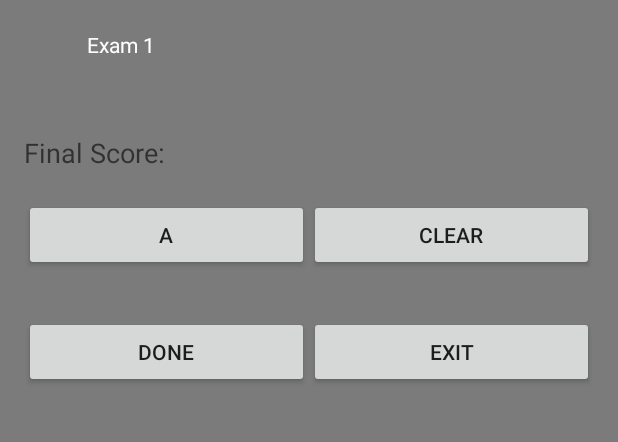
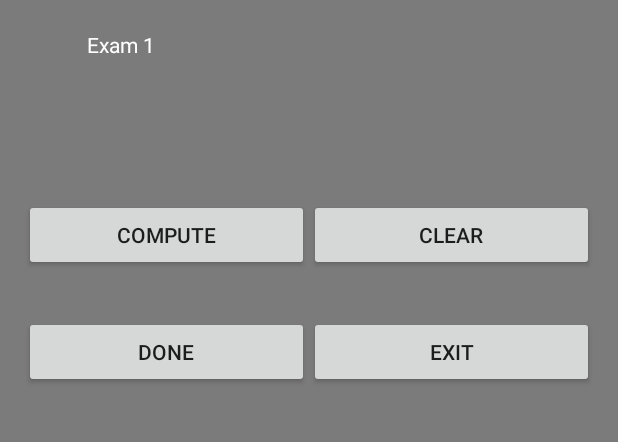
Before and after one commit to GhaffarSherif/Android1, an Android app: the screen it shows after launch (MainActivity), after a tap on "COMPUTE", on a phone screen of 412 x 824 dp, the part 558-1000 px from its top. Run offline under Robolectric (Android 15) with nearby library versions, the phone set to English and light mode, and no system bars.

Commit message:
So many things
Signed-off-by: sherif ghaffar <sherif-99@hotmail.com>

```diff
--- a/app/src/main/java/com/example/cstuser/assignment1/MainActivity.java
+++ b/app/src/main/java/com/example/cstuser/assignment1/MainActivity.java
@@ -6,12 +6,16 @@ import android.view.Menu;
 import android.view.MenuItem;
 import android.view.View;
 import android.widget.*;
+import packFinals.InterFinals;
+import packFinals.clsFinals;
+
+import java.util.ArrayList;
 
 
-public class MainActivity extends ActionBarActivity implements View.OnClickListener, RadioGroup.OnCheckedChangeListener {
+public class MainActivity extends ActionBarActivity implements View.OnClickListener, RadioGroup.OnCheckedChangeListener, InterFinals {
     // Declaring Arrays for course
-    String[] programming1;
-    String[] programming2;
+    ArrayList<String> prog1Course;
+    ArrayList<String> prog2Course;
     // Declaring widgets
     Button compute;
     Button clear;
@@ -23,6 +27,7 @@ public class MainActivity extends ActionBarActivity implements View.OnClickListe
     TextView eval1;
     TextView eval2;
     TextView eval3;
+    TextView finalScore;
     EditText name;
     EditText studentId;
     EditText mark1;
@@ -54,6 +59,11 @@ public class MainActivity extends ActionBarActivity implements View.OnClickListe
         mark3 = (EditText) this.findViewById(R.id.mark3);
         name = (EditText) this.findViewById(R.id.name);
         studentId = (EditText) this.findViewById(R.id.studentId);
+        finalScore = (TextView) this.findViewById(R.id.finalScore);
+
+        // Setting up the arraylist
+        prog1Course = new ArrayList<String>();
+        prog2Course = new ArrayList<String>();
 
 
         //Setting the listeners for the widgets
@@ -66,16 +76,25 @@ public class MainActivity extends ActionBarActivity implements View.OnClickListe
     }
 
     public void onClick(View v) {
-        if (v.getId() == compute.getId()) {
-            compute.setText("a");
+        if (v.getId() == compute.getId()) { // Onclick compute button
+            double finalGrade;
 
-            clear.setText("Clear");
-            done.setText("Done");
-            exit.setText("Exit");
+            if (clsFinals.isFilled(name, studentId, mark1, mark2, mark3)){
+                // Create method to check if fields are empty before computing
+                if (prog1.isChecked())
+                    finalGrade = clsFinals.compute(Integer.parseInt(mark1.getText().toString()),Integer.parseInt(mark2.getText().toString()), Integer.parseInt(mark3.getText().toString()), true);
+                else
+                    finalGrade = clsFinals.compute(Integer.parseInt(mark1.getText().toString()), Integer.parseInt(mark2.getText().toString()), Integer.parseInt(mark3.getText().toString()), false);
+
+                finalScore.append(""+finalGrade);
+                finalScore.setVisibility(View.VISIBLE);
+            }
+            else
+                Toast.makeText(MainActivity.this, "Not all fields are filled!", Toast.LENGTH_SHORT).show();
+
         }
 
         if (v.getId() == clear.getId()) { // onclick clear button
-
             // mark1, mark2, mark3, name, studentId
             mark1.getText().clear();
             mark2.getText().clear();
@@ -83,7 +102,6 @@ public class MainActivity extends ActionBarActivity implements View.OnClickListe
             name.getText().clear();
             studentId.getText().clear();
             Toast.makeText(getApplicationContext(), "Screen Cleared!", Toast.LENGTH_SHORT).show();
-
         }
 
         if (v.getId() == done.getId()) {
@@ -120,28 +138,6 @@ public class MainActivity extends ActionBarActivity implements View.OnClickListe
     }
 
 
-    /*
-    public void computeButton(View v){
-        // Do something when buttons are clicked
-        Button button = (Button) v;
-
-        ((Button) v).setText("A");
-    }
-
-    public void clearButton(View v){
-        Button button = (Button) v;
-    }
-
-    public void doneButton(View v){
-        Button button = (Button) v;
-    }
-
-    public void exitButtton(View v){
-        Button button = (Button) v;
-    }
-    */
-
-
 
     @Override
     public boolean onCreateOptionsMenu(Menu menu) {
--- a/app/src/main/res/layout/activity_main.xml
+++ b/app/src/main/res/layout/activity_main.xml
@@ -207,16 +207,9 @@
                 android:layout_width="wrap_content"
                 android:layout_height="wrap_content"
                 android:textAppearance="?android:attr/textAppearanceMedium"
-                android:text="Final Score:"
-                android:id="@+id/textView2"
-                android:layout_marginRight="30dp" />
-
-            <TextView
-                android:layout_width="wrap_content"
-                android:layout_height="wrap_content"
-                android:textAppearance="?android:attr/textAppearanceMedium"
                 android:id="@+id/finalScore"
-                android:visibility="invisible" />
+                android:visibility="invisible"
+                android:text="Final Score: " />
         </LinearLayout>
 
         <LinearLayout
```
Also changed, not shown: app/src/main/java/packFinals/clsFinals.java (+30 -1 lines), app/src/main/res/layout/report.xml (+6 -4 lines).
